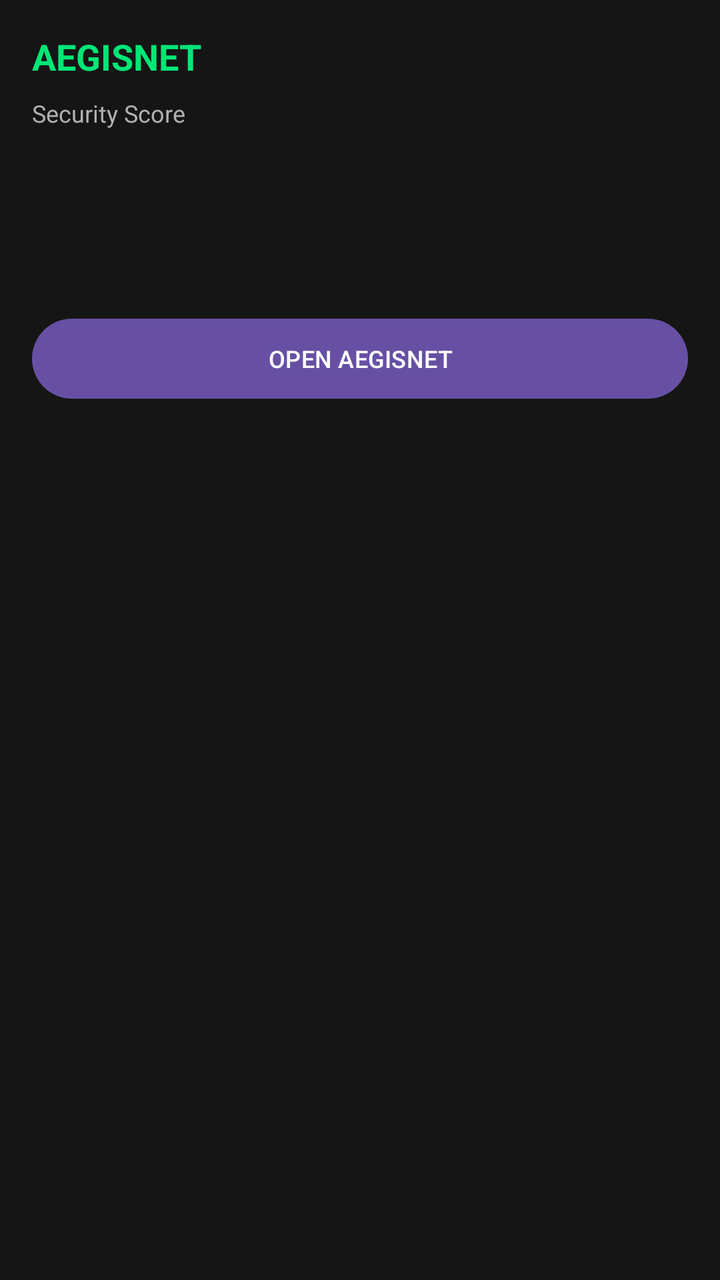
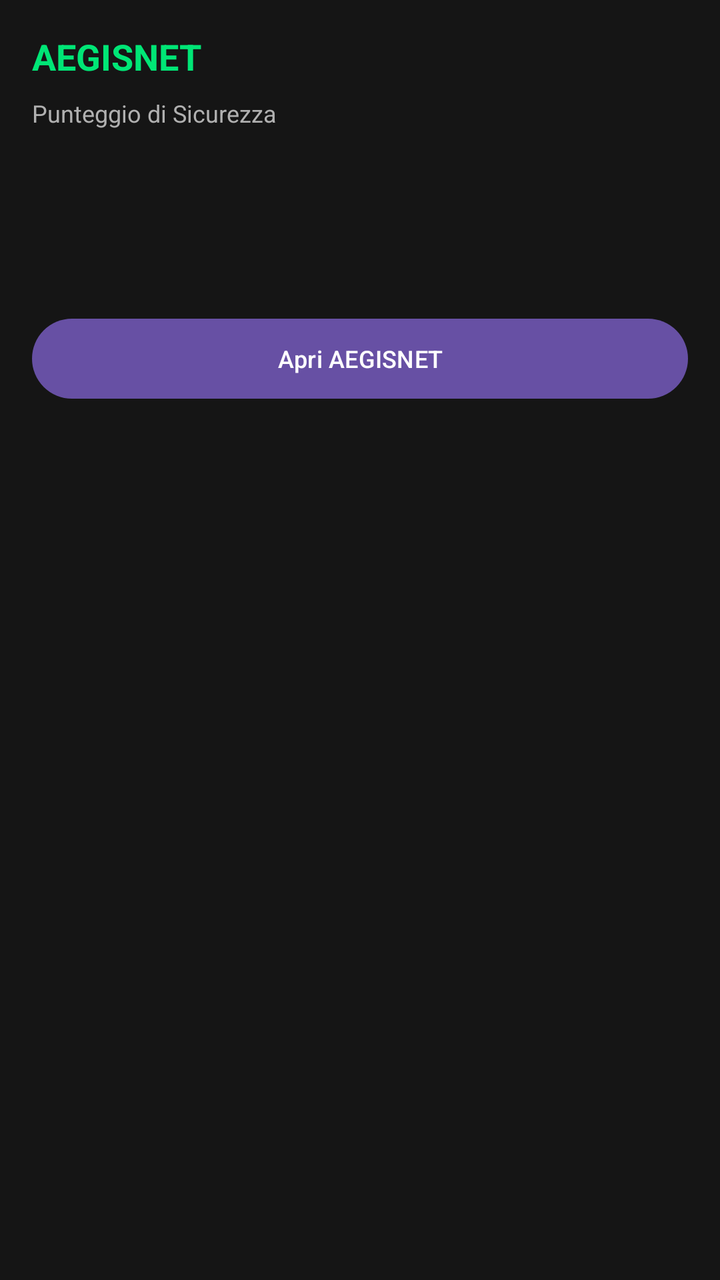

The first picture is an Android layout as it rendered before a commit; the second is the same layout after the commit. The layout source and the unified diff follow.
<!-- AndroidManifest.xml: application theme Theme.AegisNet -->
<!-- res/layout/aegisnet_widget_layout.xml -->
<?xml version="1.0" encoding="utf-8"?>
<LinearLayout xmlns:android="http://schemas.android.com/apk/res/android"
    android:layout_width="match_parent"
    android:layout_height="match_parent"
    android:orientation="vertical"
    android:padding="16dp"
    android:background="@color/aegis_dark_surface">

    <TextView
        android:id="@+id/tvWidgetTitle"
        android:layout_width="match_parent"
        android:layout_height="wrap_content"
        android:text="@string/widget_title"
        android:textColor="@color/aegis_green"
        android:textSize="18sp"
        android:textStyle="bold" />

    <TextView
        android:id="@+id/tvWidgetScoreLabel"
        android:layout_width="match_parent"
        android:layout_height="wrap_content"
        android:layout_marginTop="8dp"
        android:text="@string/widget_score_label"
        android:textColor="@color/aegis_gray"
        android:textSize="12sp" />

    <TextView
        android:id="@+id/tvWidgetScore"
        android:layout_width="match_parent"
        android:layout_height="wrap_content"
        android:textColor="@color/aegis_green_light"
        android:textSize="28sp"
        android:textStyle="bold" />

    <TextView
        android:id="@+id/tvWidgetStatus"
        android:layout_width="match_parent"
        android:layout_height="wrap_content"
        android:layout_marginTop="2dp"
        android:textColor="@color/aegis_white"
        android:textSize="14sp"
        android:textStyle="bold" />

    <TextView
        android:id="@+id/tvWidgetLastScan"
        android:layout_width="match_parent"
        android:layout_height="wrap_content"
        android:layout_marginTop="6dp"
        android:textColor="@color/aegis_gray"
        android:textSize="12sp" />

    <Button
        android:id="@+id/btnOpenAegisNet"
        android:layout_width="match_parent"
        android:layout_height="wrap_content"
        android:layout_marginTop="10dp"
        android:text="@string/widget_open_aegisnet"
        android:textSize="12sp" />

</LinearLayout>
<!-- resources referenced by this layout -->
<resources>
  <color name="aegis_dark_surface">#151515</color>
  <color name="aegis_gray">#B0B0B0</color>
  <color name="aegis_green">#00E676</color>
  <color name="aegis_green_light">#69F0AE</color>
  <color name="aegis_white">#FFFFFF</color>
  <string name="widget_open_aegisnet">OPEN AEGISNET</string>
  <string name="widget_score_label">Security Score</string>
  <string name="widget_title">AEGISNET</string>
  <style name="Theme.AegisNet" parent="Base.Theme.AegisNet" />
  <style name="Base.Theme.AegisNet" parent="Theme.Material3.DayNight.NoActionBar">
          
          
      </style>
</resources>

<!-- the commit's change to res/layout/aegisnet_widget_layout.xml (unified diff, before → after) -->
@@ -10,7 +10,7 @@
         android:id="@+id/tvWidgetTitle"
         android:layout_width="match_parent"
         android:layout_height="wrap_content"
-        android:text="@string/widget_title"
+        android:text="@string/widget_titolo"
         android:textColor="@color/aegis_green"
         android:textSize="18sp"
         android:textStyle="bold" />
@@ -20,7 +20,7 @@
         android:layout_width="match_parent"
         android:layout_height="wrap_content"
         android:layout_marginTop="8dp"
-        android:text="@string/widget_score_label"
+        android:text="@string/widget_punteggio_sicurezza"
         android:textColor="@color/aegis_gray"
         android:textSize="12sp" />
 
@@ -54,7 +54,7 @@
         android:layout_width="match_parent"
         android:layout_height="wrap_content"
         android:layout_marginTop="10dp"
-        android:text="@string/widget_open_aegisnet"
+        android:text="@string/widget_btn_apri_applicazione"
         android:textSize="12sp" />
 
 </LinearLayout>
<!-- resource entries referenced after the edit -->
@@ -5,9 +5,9 @@
   <color name="aegis_green">#00E676</color>
   <color name="aegis_green_light">#69F0AE</color>
   <color name="aegis_white">#FFFFFF</color>
-  <string name="widget_open_aegisnet">OPEN AEGISNET</string>
-  <string name="widget_score_label">Security Score</string>
-  <string name="widget_title">AEGISNET</string>
+  <string name="widget_btn_apri_applicazione">Apri AEGISNET</string>
+  <string name="widget_punteggio_sicurezza">Punteggio di Sicurezza</string>
+  <string name="widget_titolo">AEGISNET</string>
   <style name="Theme.AegisNet" parent="Base.Theme.AegisNet" />
   <style name="Base.Theme.AegisNet" parent="Theme.Material3.DayNight.NoActionBar">
           
